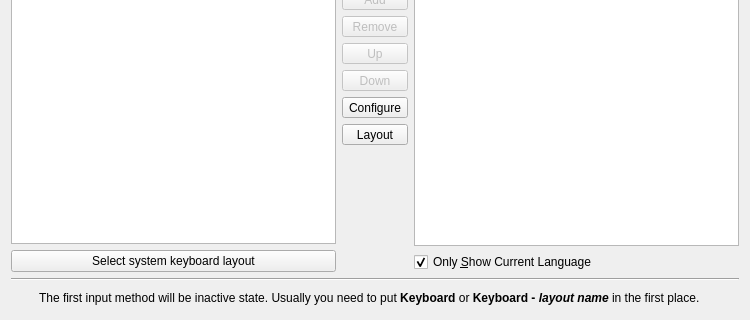
Before: the Qt Designer form src/lib/configwidgetslib/impage.ui in fcitx/fcitx5-configtool, drawn with Qt 5; both pictures show x 0 to 750 and y 149 to 469 of the 750 by 469 pixel window.
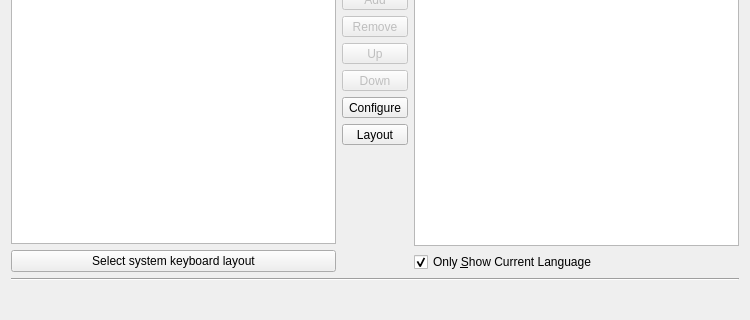
After: the same form once the commit is applied. Icons and pictures are not drawn.

Commit message: rm string about didn't have function tip

```diff
--- a/src/lib/configwidgetslib/impage.ui
+++ b/src/lib/configwidgetslib/impage.ui
@@ -368,19 +368,6 @@
        </property>
       </widget>
      </item>
-     <item>
-      <widget class="QLabel" name="infoLabel">
-       <property name="text">
-        <string>The first input method will be inactive state. Usually you need to put &lt;b&gt;Keyboard&lt;/b&gt; or &lt;b&gt;Keyboard - &lt;i&gt;layout name&lt;/i&gt;&lt;/b&gt; in the first place.</string>
-       </property>
-       <property name="alignment">
-        <set>Qt::AlignLeading|Qt::AlignLeft|Qt::AlignVCenter</set>
-       </property>
-       <property name="wordWrap">
-        <bool>true</bool>
-       </property>
-      </widget>
-     </item>
     </layout>
    </item>
   </layout>
```
